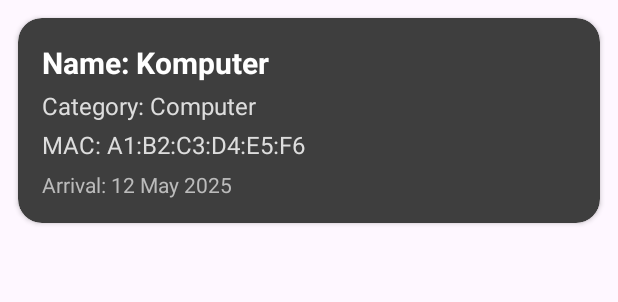
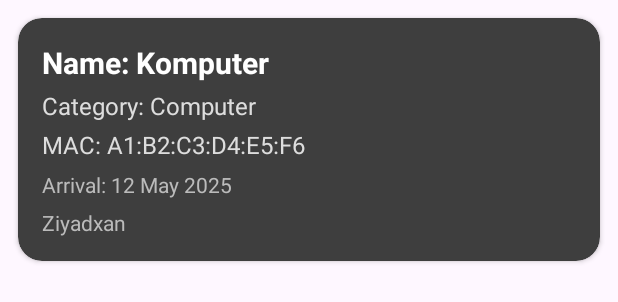
Before and after one commit to Ziyadxan06/TaskManager, an Android app: the layout recyclerrowinventary.xml on its own in the app's theme, with its tools: preview values and no code run, on a phone screen of 412 x 824 dp. Shown: the top 302 px of the screen. Run offline under Robolectric (Android 15) with nearby library versions, the phone set to English and light mode, and no system bars.

Commit message:
Add userName field to inventory items and save current user's name

```diff
--- a/app/src/main/java/com/example/taskmanager/recyclerview/InventoryAdapter.kt
+++ b/app/src/main/java/com/example/taskmanager/recyclerview/InventoryAdapter.kt
@@ -22,9 +22,10 @@ class InventoryAdapter(val equipmentList: ArrayList<InventoryModel>, private val
         val formattedArrival = formatter.format(Date(equipment.createdAt))
 
         holder.arrivalDate.text = "Arrival Date: ${formattedArrival}"
-        holder.count.text = "Count: ${equipment.macAddress}"
+        holder.count.text = "Count: ${equipment.count}"
         holder.category.text = "Category: ${equipment.category}"
         holder.equipmentName.text = "Model: ${equipment.equipmentName}"
+        holder.userName.text = "Receiver: ${equipment.receiver}"
 
         holder.itemView.setOnClickListener {
             onClickItem(equipment)
--- a/app/src/main/java/com/example/taskmanager/recyclerview/InventoryModel.kt
+++ b/app/src/main/java/com/example/taskmanager/recyclerview/InventoryModel.kt
@@ -1,4 +1,4 @@
 package com.example.taskmanager.recyclerview
 
-data class InventoryModel(val id: String, val equipmentName: String, val category: String, val macAddress: String, val ipAddress: String, val imageUri: String, val createdAt: Long, val location: String) {
+data class InventoryModel(val id: String, val equipmentName: String, val category: String, val count: String, val status: String, val imageUri: String, val createdAt: Long, val location: String, val receiver: String) {
 }
--- a/app/src/main/java/com/example/taskmanager/recyclerview/InventoryViewHolder.kt
+++ b/app/src/main/java/com/example/taskmanager/recyclerview/InventoryViewHolder.kt
@@ -11,4 +11,5 @@ class InventoryViewHolder(itemView: View): RecyclerView.ViewHolder(itemView) {
     val category = itemView.findViewById<TextView>(R.id.categoryView)
     val arrivalDate = itemView.findViewById<TextView>(R.id.arrivalView)
     val count = itemView.findViewById<TextView>(R.id.countView)
+    val userName = itemView.findViewById<TextView>(R.id.usernameView)
 }
--- a/app/src/main/res/layout/recyclerrowinventary.xml
+++ b/app/src/main/res/layout/recyclerrowinventary.xml
@@ -49,6 +49,15 @@
             android:textSize="14sp"
             android:textColor="#BBBBBB"
             android:layout_marginTop="6dp"/>
+
+        <TextView
+            android:id="@+id/usernameView"
+            android:layout_width="match_parent"
+            android:layout_height="wrap_content"
+            android:text="Ziyadxan"
+            android:textSize="14sp"
+            android:textColor="#BBBBBB"
+            android:layout_marginTop="6dp"/>
     </LinearLayout>
 
 </androidx.cardview.widget.CardView>
```
Also changed, not shown: app/src/main/java/com/example/taskmanager/ArchiveFragment.kt (+12 -4 lines), app/src/main/java/com/example/taskmanager/EditInventoryItemFragment.kt (+18 -2 lines), app/src/main/java/com/example/taskmanager/InventoryAddFragment.kt (+16 -2 lines), app/src/main/java/com/example/taskmanager/InventoryListFragment.kt (+12 -5 lines).
